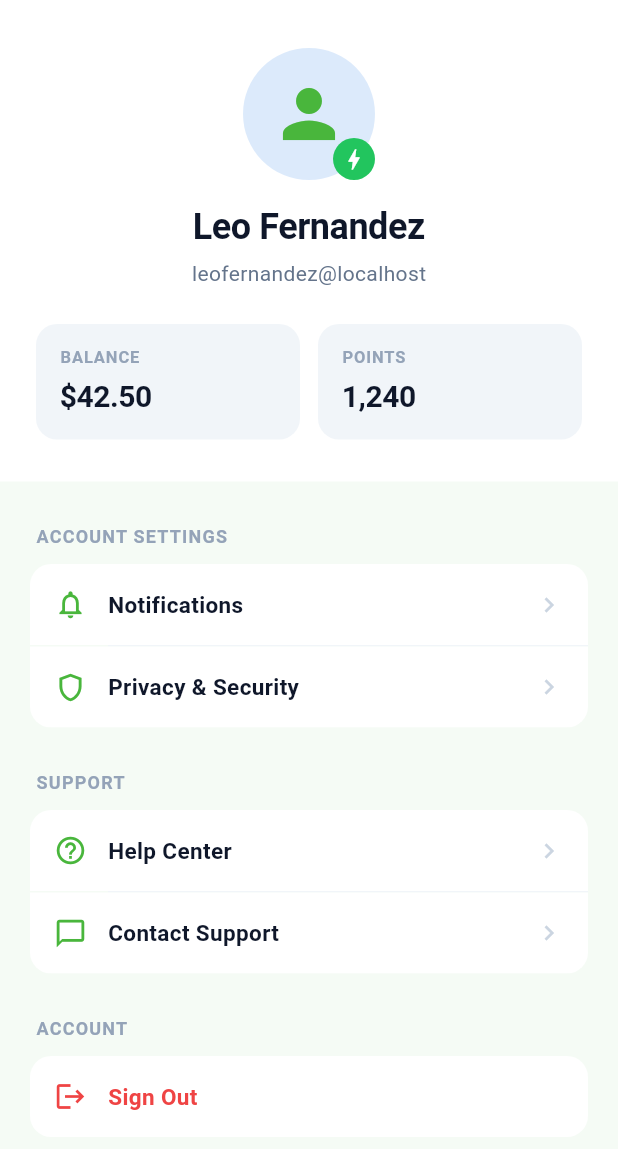
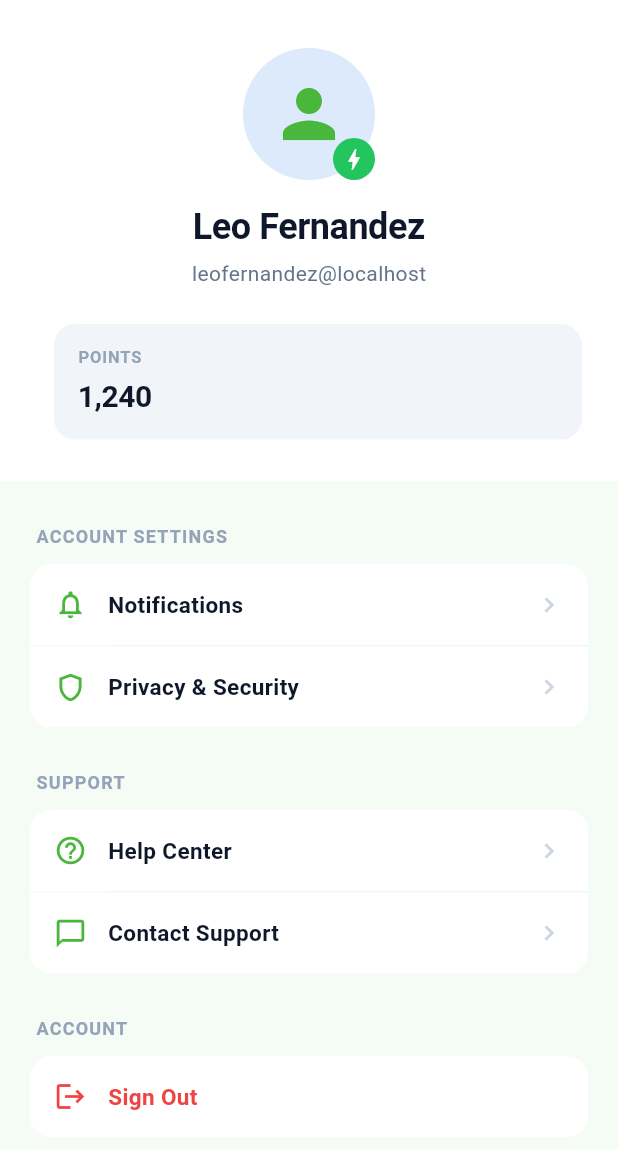
Before and after one commit to Numpang1812/quickcharge-ev-app, a Flutter app: the ProfileScreen widget shown alone on an empty page, opened directly, on a phone screen of 412 x 824 dp. Shown: the top 1149 px of the screen. Run offline on Flutter 3.47's test engine with Material 3 defaults, Android fonts, the light colour scheme and no system bars; our stand-ins replace fl_chart, flutter_dotenv, flutter_map, geolocator, latlong2, sqflite and 1 more; accounts and stored records are empty; network calls fail.

Commit message:
Update profile.dart

```diff
--- a/lib/pages/profile.dart
+++ b/lib/pages/profile.dart
@@ -1,6 +1,4 @@
 import 'package:flutter/material.dart';
-
-// ── Entry point ─────────────────────────────────────────────────────────────
 
 class ProfileScreen extends StatelessWidget {
   const ProfileScreen({super.key});
@@ -11,7 +9,6 @@ class ProfileScreen extends StatelessWidget {
       child: SingleChildScrollView(
         child: Column(
           children: [
-            // ── Header card ──────────────────────────────────────────────
             Container(
               color: Colors.white,
               width: double.infinity,
@@ -75,9 +72,6 @@ class ProfileScreen extends StatelessWidget {
                   const SizedBox(height: 24),
                   Row(
                     children: [
-                      Expanded(
-                        child: _StatCard(label: 'BALANCE', value: '\$42.50'),
-                      ),
                       const SizedBox(width: 12),
                       Expanded(
                         child: _StatCard(label: 'POINTS', value: '1,240'),
@@ -90,7 +84,6 @@ class ProfileScreen extends StatelessWidget {
 
             const SizedBox(height: 28),
 
-            // ── Account Settings ─────────────────────────────────────────
             _SettingsSection(
               label: 'ACCOUNT SETTINGS',
               items: [
@@ -109,7 +102,6 @@ class ProfileScreen extends StatelessWidget {
 
             const SizedBox(height: 28),
 
-            // ── Support ──────────────────────────────────────────────────
             _SettingsSection(
               label: 'SUPPORT',
               items: [
@@ -128,7 +120,6 @@ class ProfileScreen extends StatelessWidget {
 
             const SizedBox(height: 28),
 
-            // ── Danger zone ──────────────────────────────────────────────
             _SettingsSection(
               label: 'ACCOUNT',
               items: [
@@ -190,10 +181,6 @@ class ProfileScreen extends StatelessWidget {
   }
 }
 
-// ---------------------------------------------------------------------------
-// Stat Card
-// ---------------------------------------------------------------------------
-
 class _StatCard extends StatelessWidget {
   final String label;
   final String value;
@@ -235,10 +222,6 @@ class _StatCard extends StatelessWidget {
     );
   }
 }
-
-// ---------------------------------------------------------------------------
-// Settings Section
-// ---------------------------------------------------------------------------
 
 class _SettingsItemData {
   final IconData icon;
@@ -370,9 +353,6 @@ class _SettingsRow extends StatelessWidget {
   }
 }
 
-// ===========================================================================
-// SIGN IN SCREEN
-// ===========================================================================
 
 class SignInScreen extends StatelessWidget {
   const SignInScreen({super.key});
@@ -458,12 +438,6 @@ class SignInScreen extends StatelessWidget {
   }
 }
 
-// ===========================================================================
-// DESTINATION SCREENS
-// ===========================================================================
-
-// ── Shared scaffold ─────────────────────────────────────────────────────────
-
 class _DetailScaffold extends StatelessWidget {
   final String title;
   final Widget body;
@@ -499,8 +473,6 @@ class _DetailScaffold extends StatelessWidget {
     );
   }
 }
-
-// ── Helper widgets ───────────────────────────────────────────────────────────
 
 class _SectionCard extends StatelessWidget {
   final List<Widget> children;
@@ -608,10 +580,6 @@ class _SectionLabel extends StatelessWidget {
   }
 }
 
-// ---------------------------------------------------------------------------
-// 1. Notifications
-// ---------------------------------------------------------------------------
-
 class NotificationsScreen extends StatefulWidget {
   const NotificationsScreen({super.key});
 
@@ -714,10 +682,6 @@ class _NotificationsScreenState extends State<NotificationsScreen> {
     );
   }
 }
-
-// ---------------------------------------------------------------------------
-// 2. Privacy & Security (with working Change Password)
-// ---------------------------------------------------------------------------
 
 class PrivacySecurityScreen extends StatefulWidget {
   const PrivacySecurityScreen({super.key});
@@ -1003,10 +967,6 @@ class _PrivacySecurityScreenState extends State<PrivacySecurityScreen> {
   }
 }
 
-// ---------------------------------------------------------------------------
-// 3. Help Center (with search functionality)
-// ---------------------------------------------------------------------------
-
 class HelpCenterScreen extends StatefulWidget {
   const HelpCenterScreen({super.key});
 
@@ -1234,10 +1194,6 @@ class _FaqTileState extends State<_FaqTile> {
   }
 }
 
-// ---------------------------------------------------------------------------
-// 4. Contact Support
-// ---------------------------------------------------------------------------
-
 class ContactSupportScreen extends StatefulWidget {
   const ContactSupportScreen({super.key});
 
```
